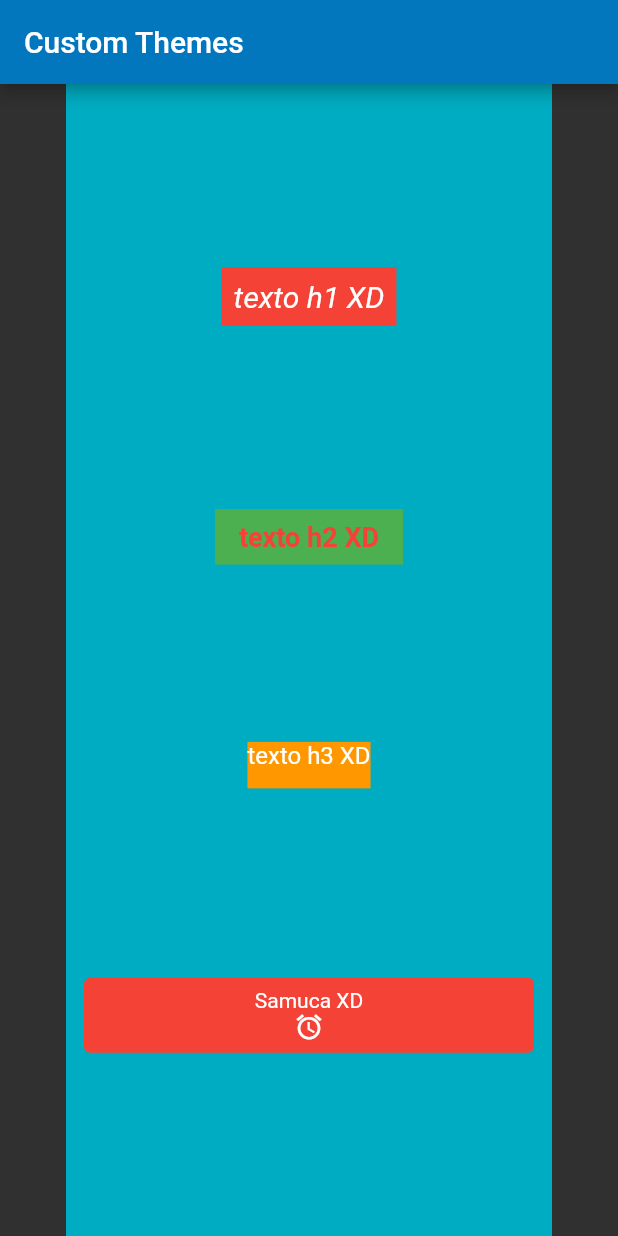
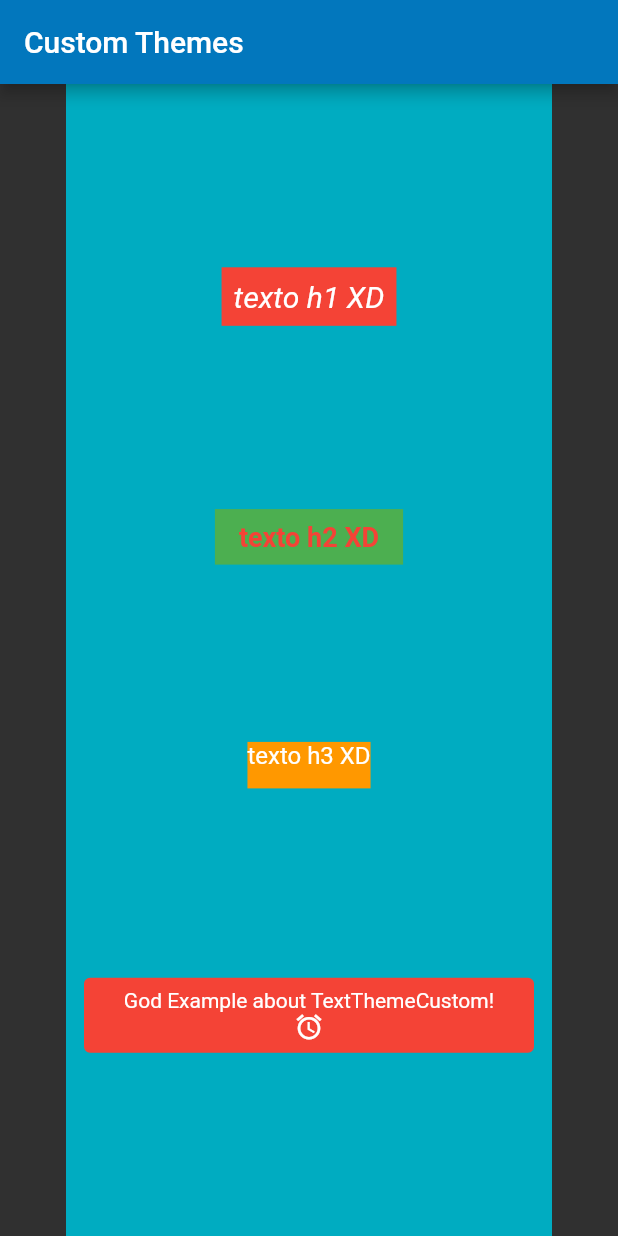
Before and after one commit to samuel-matias-ifood/flutter_learning, a Flutter app: the screen it shows after launch, on a phone screen of 412 x 824 dp. Run offline on Flutter 3.47's test engine with Material 2 defaults, Android fonts, the phone set to English and light mode, and no system bars; Roboto replaces fonts that are missing (Montserrat).

Commit message:
Removing useless and improving the code.

```diff
--- a/lib/main.dart
+++ b/lib/main.dart
@@ -17,11 +17,9 @@ class MyApp extends StatelessWidget {
     return MaterialApp(
       title: appName,
       theme: ThemeData(
-        // Define the default brightness and colors.
         brightness: Brightness.dark,
         primaryColor: Colors.lightBlue[800],
         accentColor: Colors.cyan[600],
-        // Define the default font family.
         fontFamily: 'Montserrat',
       ),
       home: MyHomePage(
@@ -101,7 +99,7 @@ class MyHomePage extends StatelessWidget {
       crossAxisAlignment: CrossAxisAlignment.center,
       mainAxisAlignment: MainAxisAlignment.center,
       children: <Widget>[
-        Text("Samuca XD"),
+        Text("God Example about TextThemeCustom!"),
         Icon(
           Icons.access_alarm,
           size: Space.fire_bush,
```
